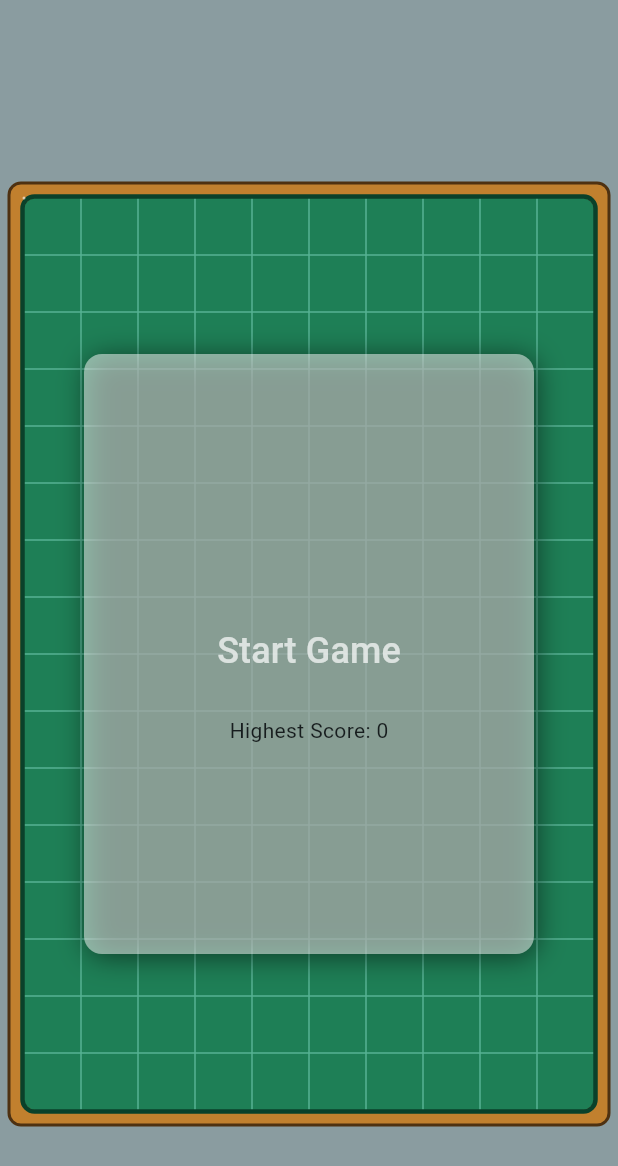
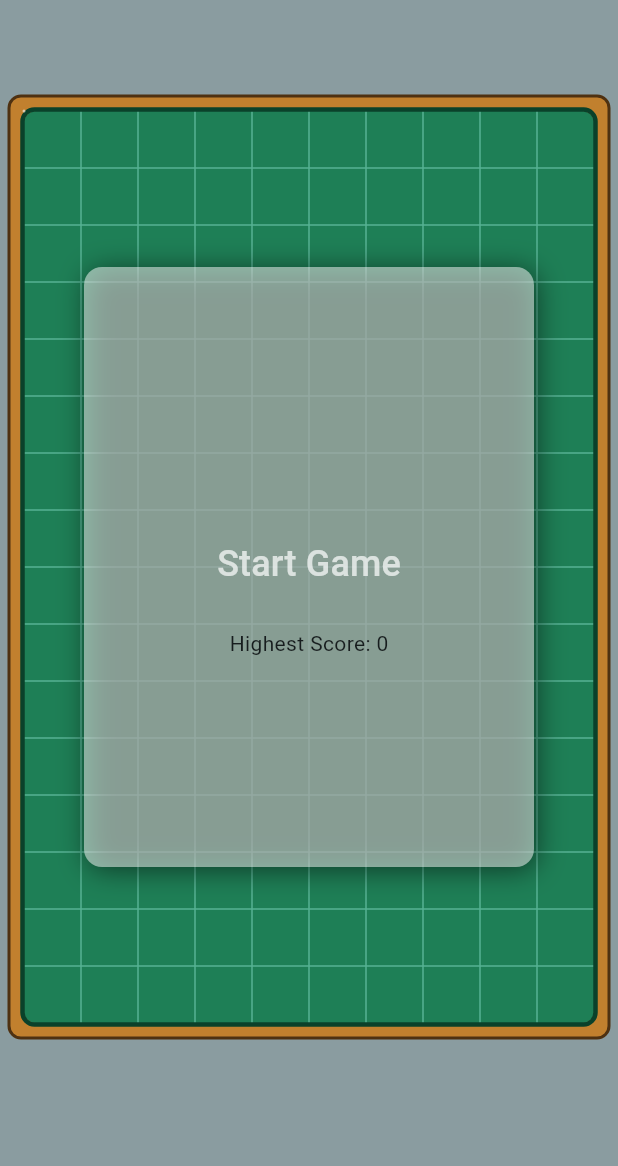
Before and after one commit to ChenCoin/Catfish, a Flutter app: the screen it shows after launch, on a phone screen of 412 x 824 dp. Shown: the top 1166 px of the screen. Run offline on Flutter 3.47's test engine with Material 3 defaults, Android fonts, the phone set to English and light mode, and no system bars; our stand-ins replace shared_preferences; generated files the repository leaves out were written again.

Commit message:
make look pretty

```diff
--- a/lib/main.dart
+++ b/lib/main.dart
@@ -102,10 +102,11 @@ class _MyHomePageState extends State<MyHomePage> {
     var highestScoreText = AppLocalizations.of(context)!.highestScore;
     return Scaffold(
       backgroundColor: const Color(0xff8A9CA0),
-      body: Center(
+      body: Align(
+        alignment: Alignment.topCenter,
         child: Column(
-          mainAxisAlignment: MainAxisAlignment.center,
           children: <Widget>[
+            const Padding(padding: EdgeInsets.all(8)),
             SizedBox(
               width: width,
               height: 48,
```
